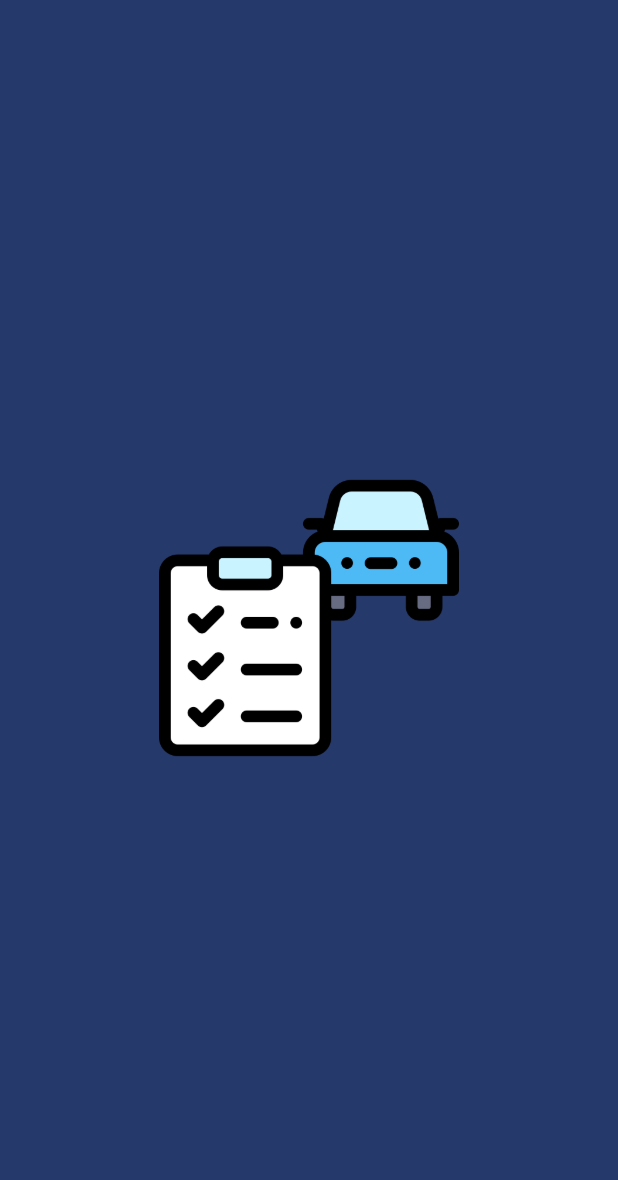
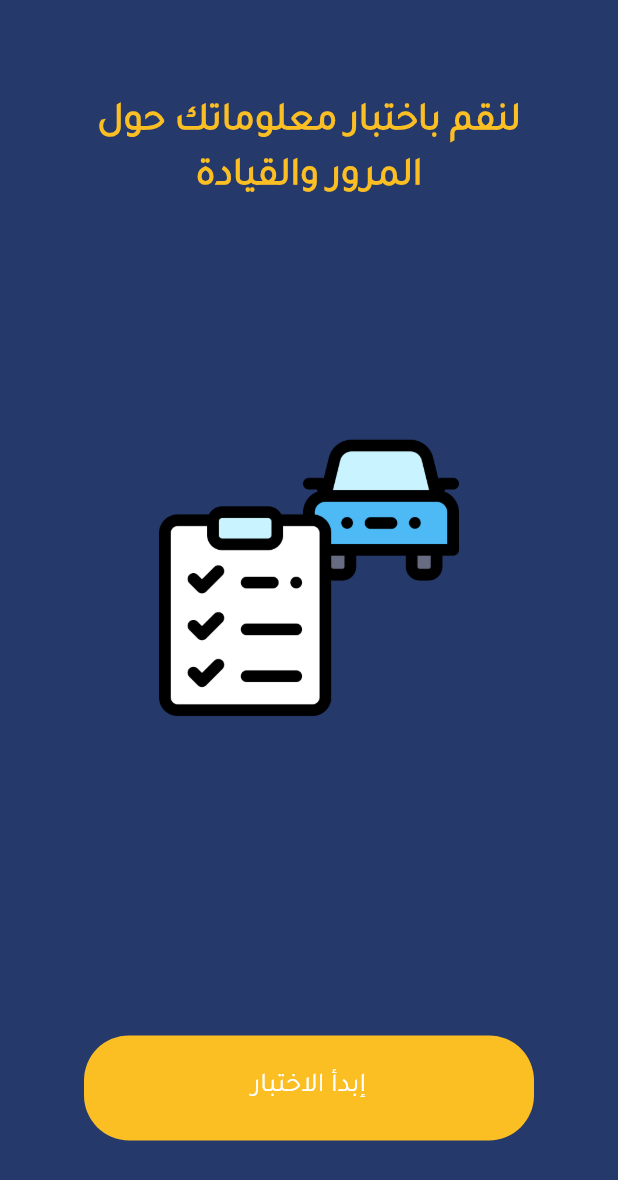
Before and after one commit to codieasier/saferoadbeta, a Flutter app: the screen it shows after launch, on a phone screen of 412 x 824 dp. Shown: the top 1180 px of the screen. Run offline on Flutter 3.47's test engine with Material 3 defaults, Android fonts, the phone set to English and light mode, and no system bars; our stand-ins replace curved_navigation_bar, flutter_svg.

Commit message:
creating quiz page

```diff
--- /dev/null
+++ b/lib/core/resources/appStrings.dart
@@ -0,0 +1,3 @@
+class Strings{
+  static const String startquiz='إبدأ الاختبار';
+}
--- a/lib/presentions/screens/pages/quizOnBoarding.dart
+++ b/lib/presentions/screens/pages/quizOnBoarding.dart
@@ -1,5 +1,7 @@
 import 'package:flutter/material.dart';
+import 'package:saferoadbeta/core/resources/appStrings.dart';
 import 'package:saferoadbeta/presentions/screens/constants/app_colors.dart';
+import 'package:saferoadbeta/presentions/screens/constants/app_text_styles.dart';
 
 class Quizonboarding extends StatelessWidget {
   const Quizonboarding({super.key});
@@ -8,11 +10,37 @@ class Quizonboarding extends StatelessWidget {
   Widget build(BuildContext context) {
     return Scaffold(
       backgroundColor: AppColors.backgroundScaffold,
-      body:SafeArea(child: Center(
+      body:SafeArea(child: Container(
+       margin: EdgeInsets.all(40),
         child: Column(
           mainAxisAlignment: MainAxisAlignment.spaceAround,
+          crossAxisAlignment: CrossAxisAlignment.center,
+
+
           children: [
-            Image.asset("assets/images/drivingTest.png",height: 400,width: 200,)
+
+            Text('لنقم باختبار معلوماتك حول المرور والقيادة',style: AppTextStyles.heading1,textAlign: TextAlign.center,),
+            Image.asset("assets/images/drivingTest.png",height: 400,width: 200,),
+            SizedBox(height: 10,),
+            MaterialButton(onPressed: (){},
+            height: 70,child:
+              Container(
+
+
+                  width: double.infinity,
+                  height: 70,
+                  padding: EdgeInsets.all(20),
+                  alignment: Alignment.center,
+
+                  decoration: BoxDecoration(
+                    borderRadius: BorderRadius.circular(30),
+                    color: AppColors.mangoYellow,
+                  ),
+
+
+
+                  child: Text(Strings.startquiz,style: AppTextStyles.bodyLarge,textAlign: TextAlign.center,)),
+            )
 
           ],
         ),
--- a/pubspec.yaml
+++ b/pubspec.yaml
@@ -102,7 +102,7 @@ flutter:
   fonts:
     - family: Tajawal
       fonts:
-        - asset: assets/fonts/Tajawal/Tajawal-Light.ttf
+        - asset: assets/fonts/Tajawal/Tajawal-Regular.ttf
 
   #         style: italic
     - family: MuseoModerno
```
Also changed, not shown: assets/fonts/Tajawal/Tajawal-Regular.ttf (added).
